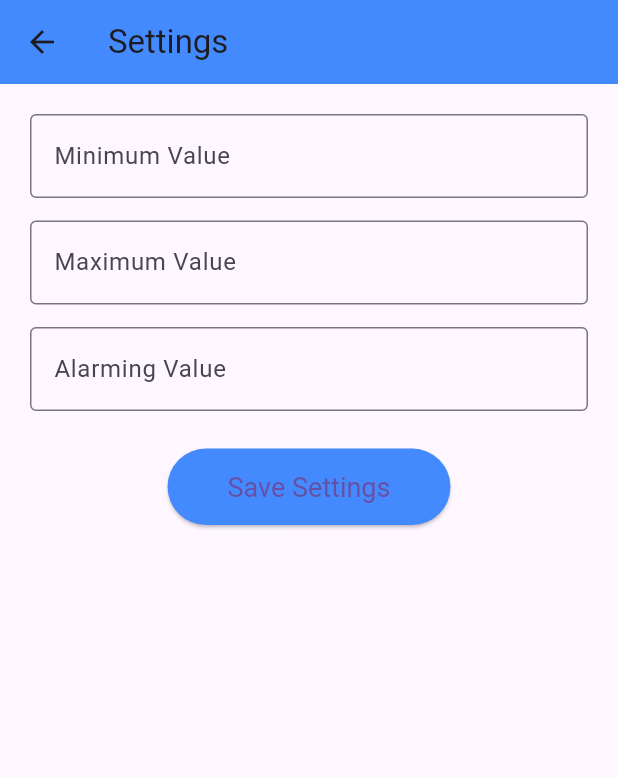
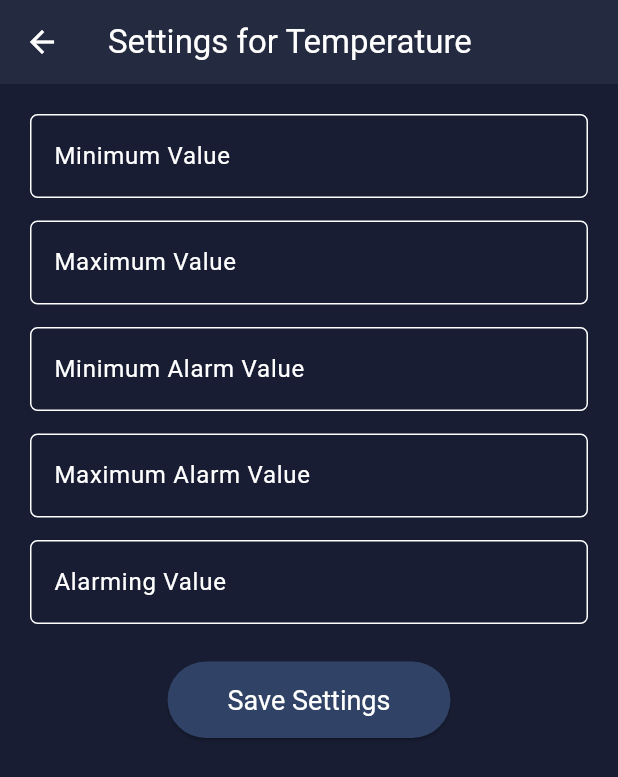
Before and after one commit to B4TH1K4/Water-Quality-Monitor, a Flutter app: the DetailsScreen screen opened directly, after a tap on the "edit" icon, on a phone screen of 412 x 824 dp. Shown: the top 777 px of the screen. Run offline on Flutter 3.47's test engine with Material 3 defaults, Android fonts, the light colour scheme and no system bars; our stand-ins replace cloud_firestore, firebase_core, firebase_database, get, syncfusion_flutter_charts, syncfusion_flutter_gauges; accounts and stored records are empty.

Commit message:
settings page update

```diff
--- a/lib/main.dart
+++ b/lib/main.dart
@@ -18,7 +18,6 @@ void main() async {
   }else{
     await Firebase.initializeApp();
   }
-
   runApp(const MyApp());
 }
 
--- a/lib/navigation_menu.dart
+++ b/lib/navigation_menu.dart
@@ -15,7 +15,7 @@ class NavigationMenu extends StatelessWidget {
         () => NavigationBarTheme(
           data: NavigationBarThemeData(
             indicatorColor: Colors.grey, // Selected item background color
-            labelTextStyle: MaterialStateProperty.all(
+            labelTextStyle: WidgetStateProperty.all(
               const TextStyle(color: Colors.white), // Text color
             ),
           ),
--- a/lib/screens/DetailsScreen.dart
+++ b/lib/screens/DetailsScreen.dart
@@ -59,9 +59,9 @@ class _DetailsScreenState extends State<DetailsScreen> {
                     ),
               Container(
                 margin:
-                    EdgeInsets.only(top: 10, right: 20, bottom: 10, left: 20),
+                    const EdgeInsets.only(top: 10, right: 20, bottom: 10, left: 20),
                 padding:
-                    EdgeInsets.only(top: 20, right: 10, bottom: 20, left: 10),
+                    const EdgeInsets.only(top: 20, right: 10, bottom: 20, left: 10),
                 decoration: BoxDecoration(
                   color: Colors.white.withOpacity(0.1),
                   borderRadius: BorderRadius.circular(15),
@@ -118,7 +118,7 @@ class _DetailsScreenState extends State<DetailsScreen> {
           Navigator.push(
             context,
             MaterialPageRoute(
-              builder: (context) => const SettingsPage(),
+              builder: (context) => SettingsPage(title: widget.title),
             ),
           ),
         },
@@ -143,8 +143,8 @@ class _DetailsScreenState extends State<DetailsScreen> {
           color: Colors.white.withOpacity(0.1),),
       width: 300,
       height: 250,
-      margin: EdgeInsets.only(top: 20, left: 20, bottom: 10, right: 20),
-      padding: EdgeInsets.all(10),
+      margin: const EdgeInsets.only(top: 20, left: 20, bottom: 10, right: 20),
+      padding: const EdgeInsets.all(10),
       child: gauges.SfRadialGauge(
         axes: <gauges.RadialAxis>[
           gauges.RadialAxis(
--- a/lib/screens/EditSettings.dart
+++ b/lib/screens/EditSettings.dart
@@ -1,7 +1,9 @@
 import 'package:flutter/material.dart';
+import 'package:cloud_firestore/cloud_firestore.dart';
 
 class SettingsPage extends StatefulWidget {
-  const SettingsPage({Key? key}) : super(key: key);
+  final String title;
+  const SettingsPage({Key? key, required this.title}) : super(key: key);
 
   @override
   _SettingsPageState createState() => _SettingsPageState();
@@ -13,31 +15,87 @@ class _SettingsPageState extends State<SettingsPage> {
   // Controllers for text fields
   final TextEditingController _minValueController = TextEditingController();
   final TextEditingController _maxValueController = TextEditingController();
+  final TextEditingController _minAlarmController = TextEditingController();
+  final TextEditingController _maxAlarmController = TextEditingController();
   final TextEditingController _alarmValueController = TextEditingController();
 
-  void _saveSettings() {
+  // Firestore instance
+  final FirebaseFirestore _firestore = FirebaseFirestore.instance;
+
+  @override
+  void initState() {
+    super.initState();
+    _loadSettings();
+  }
+
+  void _loadSettings() async {
+    try {
+      DocumentSnapshot snapshot = await _firestore.collection("settings").doc(widget.title.toLowerCase()).get();
+      if (snapshot.exists) {
+        Map<String, dynamic> settings = snapshot.data() as Map<String, dynamic>;
+        setState(() {
+          _minValueController.text = settings["min"].toString();
+          _maxValueController.text = settings["max"].toString();
+          _minAlarmController.text = settings["minAlarm"].toString();
+          _maxAlarmController.text = settings["maxAlarm"].toString();
+          _alarmValueController.text = settings["alarm"].toString();
+        });
+      }
+    } catch (e) {
+      _showErrorDialog("Failed to load settings: $e");
+    }
+  }
+
+  void _saveSettings() async {
     if (_formKey.currentState!.validate()) {
       double minValue = double.parse(_minValueController.text);
       double maxValue = double.parse(_maxValueController.text);
+      double minAlarm = double.parse(_minAlarmController.text);
+      double maxAlarm = double.parse(_maxAlarmController.text);
       double alarmValue = double.parse(_alarmValueController.text);
 
-      // Validation: Ensure min < max and alarm is within range
+      // Validation: Ensure min < max
       if (minValue >= maxValue) {
         _showErrorDialog("Minimum value must be less than Maximum value.");
         return;
       }
 
-      if (alarmValue < minValue || alarmValue > maxValue) {
-        _showErrorDialog("Alarming value must be between Min and Max values.");
+      // Validation: Ensure minAlarm >= minValue and minAlarm <= maxValue
+      if (minAlarm < minValue || minAlarm > maxValue) {
+        _showErrorDialog("Minimum Alarm value must be between Min and Max values.");
         return;
       }
 
-      // Save settings logic (Example: Print to console, store in database, etc.)
-      print("Settings Saved: Min=$minValue, Max=$maxValue, Alarm=$alarmValue");
+      // Validation: Ensure maxAlarm >= minValue and maxAlarm <= maxValue
+      if (maxAlarm < minValue || maxAlarm > maxValue) {
+        _showErrorDialog("Maximum Alarm value must be between Min and Max values.");
+        return;
+      }
 
-      ScaffoldMessenger.of(context).showSnackBar(
-        const SnackBar(content: Text("Settings saved successfully!")),
-      );
+      // Validation: Ensure minAlarm <= maxAlarm
+      if (minAlarm > maxAlarm) {
+        _showErrorDialog("Minimum Alarm value must be less than or equal to Maximum Alarm value.");
+        return;
+      }
+
+      // Save settings to Firestore
+      try {
+        // Create a map of the settings
+        Map<String, dynamic> settingsData = {
+          "min": minValue,
+          "max": maxValue,
+          "minAlarm": minAlarm,
+          "maxAlarm": maxAlarm,
+          "alarm": alarmValue,
+          "title": widget.title,
+        };
+
+        await _firestore.collection("settings").doc(widget.title.toLowerCase()).set(settingsData);
+
+        _showSuccessDialog("Settings saved successfully!");
+      } catch (e) {
+        _showErrorDialog("Failed to save settings: $e");
+      }
     }
   }
 
@@ -58,87 +116,58 @@ class _SettingsPageState extends State<SettingsPage> {
       },
     );
   }
+  void _showSuccessDialog(String message) {
+    showDialog(
+      context: context,
+      builder: (context) {
+        return AlertDialog(
+          title: const Text("Success"),
+          content: Text(message),
+          actions: [
+            TextButton(
+              onPressed: () => Navigator.pop(context),
+              child: const Text("OK"),
+            ),
+          ],
+        );
+      },
+    );
+  }
 
   @override
   Widget build(BuildContext context) {
     return Scaffold(
+      backgroundColor: const Color.fromRGBO(24, 29, 51, 1),
       appBar: AppBar(
-        title: const Text("Settings"),
-        backgroundColor: Colors.blueAccent,
+        title: Text("Settings for ${widget.title}"),
+        foregroundColor: Colors.white,
+        backgroundColor: const Color.fromRGBO(36, 42, 64, 1),
       ),
-      body: Padding(
+      body: SingleChildScrollView(
+        child: Padding(
         padding: const EdgeInsets.all(20.0),
         child: Form(
           key: _formKey,
           child: Column(
             crossAxisAlignment: CrossAxisAlignment.start,
             children: [
-              // Min Value Input
-              TextFormField(
-                controller: _minValueController,
-                keyboardType: TextInputType.number,
-                decoration: InputDecoration(
-                  labelText: "Minimum Value",
-                  border: OutlineInputBorder(),
-                ),
-                validator: (value) {
-                  if (value == null || value.isEmpty) {
-                    return "Please enter a minimum value";
-                  }
-                  if (double.tryParse(value) == null) {
-                    return "Enter a valid number";
-                  }
-                  return null;
-                },
-              ),
+              _buildTextField("Minimum Value", _minValueController),
               const SizedBox(height: 15),
-
-              // Max Value Input
-              TextFormField(
-                controller: _maxValueController,
-                keyboardType: TextInputType.number,
-                decoration: InputDecoration(
-                  labelText: "Maximum Value",
-                  border: OutlineInputBorder(),
-                ),
-                validator: (value) {
-                  if (value == null || value.isEmpty) {
-                    return "Please enter a maximum value";
-                  }
-                  if (double.tryParse(value) == null) {
-                    return "Enter a valid number";
-                  }
-                  return null;
-                },
-              ),
+              _buildTextField("Maximum Value", _maxValueController),
               const SizedBox(height: 15),
-
-              // Alarm Value Input
-              TextFormField(
-                controller: _alarmValueController,
-                keyboardType: TextInputType.number,
-                decoration: InputDecoration(
-                  labelText: "Alarming Value",
-                  border: OutlineInputBorder(),
-                ),
-                validator: (value) {
-                  if (value == null || value.isEmpty) {
-                    return "Please enter an alarming value";
-                  }
-                  if (double.tryParse(value) == null) {
-                    return "Enter a valid number";
-                  }
-                  return null;
-                },
-              ),
+              _buildTextField("Minimum Alarm Value", _minAlarmController),
+              const SizedBox(height: 15),
+              _buildTextField("Maximum Alarm Value", _maxAlarmController),
+              const SizedBox(height: 15),
+              _buildTextField("Alarming Value", _alarmValueController),
               const SizedBox(height: 25),
-
               // Save Button
               Center(
                 child: ElevatedButton(
                   onPressed: _saveSettings,
                   style: ElevatedButton.styleFrom(
-                    backgroundColor: Colors.blueAccent,
+                    backgroundColor: const Color.fromARGB(255, 48, 67, 102),
+                    foregroundColor: Colors.white,
                     padding: const EdgeInsets.symmetric(horizontal: 40, vertical: 15),
                     textStyle: const TextStyle(fontSize: 18),
                   ),
@@ -149,6 +178,45 @@ class _SettingsPageState extends State<SettingsPage> {
           ),
         ),
       ),
+      ),
+
+    );
+  }
+
+  Widget _buildTextField(String label, TextEditingController controller) {
+    return TextFormField(
+      controller: controller,
+      keyboardType: TextInputType.number,
+      style: const TextStyle(color: Colors.white),
+      decoration: InputDecoration(
+        labelText: label,
+        labelStyle: const TextStyle(color: Colors.white),
+        enabledBorder: OutlineInputBorder(
+          borderSide: const BorderSide(color: Colors.white),
+          borderRadius: BorderRadius.circular(5.0),
+        ),
+        focusedBorder: OutlineInputBorder(
+          borderSide: const BorderSide(color: Colors.white),
+          borderRadius: BorderRadius.circular(5.0),
+        ),
+        errorBorder: OutlineInputBorder(
+          borderSide: const BorderSide(color: Colors.red),
+          borderRadius: BorderRadius.circular(5.0),
+        ),
+        focusedErrorBorder: OutlineInputBorder(
+          borderSide: const BorderSide(color: Colors.red),
+          borderRadius: BorderRadius.circular(5.0),
+        ),
+      ),
+      validator: (value) {
+        if (value == null || value.isEmpty) {
+          return "Please enter a value";
+        }
+        if (double.tryParse(value) == null) {
+          return "Enter a valid number";
+        }
+        return null;
+      },
     );
   }
 }
--- a/lib/widgets/chart_container.dart
+++ b/lib/widgets/chart_container.dart
@@ -3,6 +3,8 @@ import 'package:syncfusion_flutter_charts/charts.dart' as charts;
 import 'package:firebase_database/firebase_database.dart';
 
 class ChartContainer extends StatefulWidget {
+  const ChartContainer({super.key});
+
   @override
   _ChartContainerState createState() => _ChartContainerState();
 }
@@ -58,8 +60,8 @@ class _ChartContainerState extends State<ChartContainer> {
   @override
   Widget build(BuildContext context) {
     return Container(
-      margin: EdgeInsets.all(20),
-      padding: EdgeInsets.all(15),
+      margin: const EdgeInsets.all(20),
+      padding: const EdgeInsets.all(15),
       decoration: BoxDecoration(
         color: Colors.white.withOpacity(0.1),
         borderRadius: BorderRadius.circular(15),
@@ -68,7 +70,7 @@ class _ChartContainerState extends State<ChartContainer> {
         length: 4,
         child: Column(
           children: [
-            TabBar(
+            const TabBar(
               labelColor: Colors.white,
               unselectedLabelColor: Colors.grey,
               indicatorColor: Colors.blue,
@@ -79,9 +81,9 @@ class _ChartContainerState extends State<ChartContainer> {
                 Tab(text: "Monthly"),
               ],
             ),
-            SizedBox(height: 10),
+            const SizedBox(height: 10),
             // Ensure charts don't overflow
-            Container(
+            SizedBox(
               height: 300, // Fix the height to avoid infinite constraints
               child: TabBarView(
                 children: [
@@ -100,11 +102,11 @@ class _ChartContainerState extends State<ChartContainer> {
 
   Widget buildChart(List<ChartData> data, String title) {
     return data.isEmpty
-        ? Center(child: Text("No Data", style: TextStyle(color: Colors.white)))
+        ? const Center(child: Text("No Data", style: TextStyle(color: Colors.white)))
         : charts.SfCartesianChart(
-            title: charts.ChartTitle(text: title, textStyle: TextStyle(color: Colors.white)),
-            primaryXAxis: charts.DateTimeAxis(),
-            primaryYAxis: charts.NumericAxis(),
+            title: charts.ChartTitle(text: title, textStyle: const TextStyle(color: Colors.white)),
+            primaryXAxis: const charts.DateTimeAxis(),
+            primaryYAxis: const charts.NumericAxis(),
             series: <charts.LineSeries<ChartData, DateTime>>[
               charts.LineSeries<ChartData, DateTime>(
                 dataSource: data,
--- a/pubspec.yaml
+++ b/pubspec.yaml
@@ -17,6 +17,7 @@ dependencies:
   syncfusion_flutter_gauges: ^28.2.4
   get: ^4.6.6
   syncfusion_flutter_charts: ^28.2.5+1
+  cloud_firestore: 5.6.3
 
 dev_dependencies:
   flutter_test:
```
Also changed, not shown: pubspec.lock, 4 other files.
